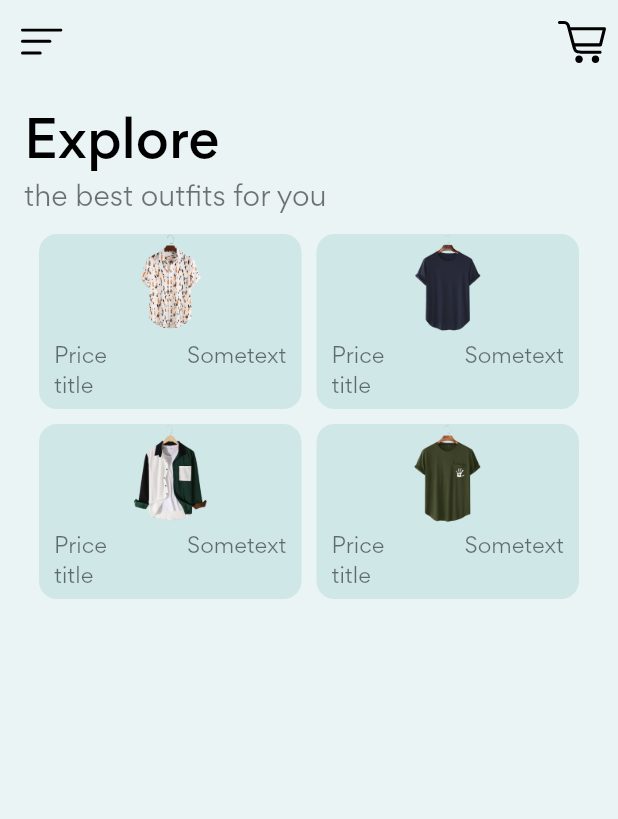
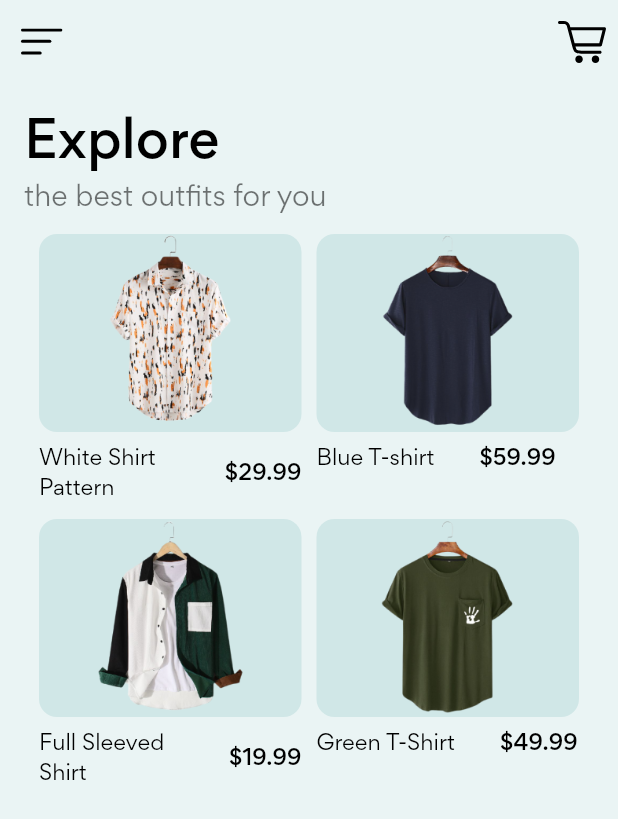
Before and after one commit to amitesh1801/Shop-App, a Flutter app: the screen it shows after launch, on a phone screen of 412 x 824 dp. Shown: the top 819 px of the screen. Run offline on Flutter 3.47's test engine with Material 2 defaults, Android fonts, the phone set to English and light mode, and no system bars; our stand-ins replace flutter_svg.

Commit message:
Home screen changes

```diff
--- a/lib/adbfah.txt
+++ b/lib/adbfah.txt
@@ -76,14 +76,22 @@ GridView.builder(
                       decoration: BoxDecoration(
                           color: secondaryColorlight,
                           borderRadius:
-                              BorderRadius.circular(defaultBorderRadius)),
-                      child: Image.asset(
-                        loadedProducts[i].imageUrl,
-                        height: 132,
-                      ),
+                            BorderRadius.circular(defaultBorderRadius)),
+                          child: Image.asset(
+                            loadedProducts[i].imageUrl,
+                            height: 132,
+                          ),
                     ),
-                    // padding if needed
-                    Text("your text"),
+                    const SizedBox(height: defaultPadding/2,),
+                    Row(
+                      children: [
+                        Expanded(
+                          child: Text(loadedProducts[i].title,
+                          style: TextStyle(color: Colors.black),)
+                          ),
+                        Text('\$'+ loadedProducts[i].price.toString()),
+                      ],
+                    ),
                   ],
                 ),
                 gridDelegate: SliverGridDelegateWithFixedCrossAxisCount(
@@ -93,3 +101,57 @@ GridView.builder(
                   mainAxisSpacing: 10,
                 ),
               )
+              .
+
+
+
+
+
+
+              new
+
+
+
+
+              Column(
+                  children: [
+                    Container(
+                        alignment: Alignment.center,
+                        decoration: BoxDecoration(
+                            color: primaryColor,
+                            borderRadius:
+                                BorderRadius.circular(defaultBorderRadius)),
+                        child: Column(
+                          children: [
+
+                            Container(
+                              alignment: Alignment.center,
+                              decoration: BoxDecoration(
+                                  color: secondaryColorlight,
+                                  borderRadius: BorderRadius.circular(
+                                      defaultBorderRadius)),
+                              child: Image.asset(
+                                loadedProducts[i].imageUrl,
+                                height: 132,
+                              ),
+                            ),
+
+                            const SizedBox(
+                              height: defaultPadding / 2,
+                            ),
+
+                            Row(
+                              children: [
+                                Expanded(
+                                    child: Text(
+                                  loadedProducts[i].title,
+                                  style: TextStyle(color: Colors.black),
+                                )),
+                                Text('\$' + loadedProducts[i].price.toString()),
+                              ],
+                            ),
+
+                          ],
+                        )),
+                  ],
+                )
--- a/lib/home_screen.dart
+++ b/lib/home_screen.dart
@@ -1,35 +1,36 @@
 import 'package:flutter/material.dart';
 import 'package:flutter_svg/flutter_svg.dart';
+
 import 'package:shop_app/Products.dart';
-
+import './item_tile.dart';
 import 'package:shop_app/constants.dart';
 
 class HomeScreen extends StatelessWidget {
   final List<Products> loadedProducts = [
     Products(
       id: 'p1',
-      title: 'Red Shirt',
+      title: 'White Shirt Pattern',
       description: 'A red shirt - it is pretty red!',
       price: 29.99,
       imageUrl: 'assets/images/product_0.png',
     ),
     Products(
       id: 'p2',
-      title: 'Trousers',
+      title: 'Blue T-shirt',
       description: 'A nice pair of trousers.',
       price: 59.99,
       imageUrl: 'assets/images/product_1.png',
     ),
     Products(
       id: 'p3',
-      title: 'Yellow Scarf',
+      title: 'Full Sleeved Shirt',
       description: 'Warm and cozy - exactly what you need for the winter.',
       price: 19.99,
       imageUrl: 'assets/images/product_2.png',
     ),
     Products(
       id: 'p4',
-      title: 'A Pan',
+      title: 'Green T-Shirt',
       description: 'Prepare any meal you want.',
       price: 49.99,
       imageUrl: 'assets/images/product_3.png',
@@ -69,68 +70,17 @@ class HomeScreen extends StatelessWidget {
               style: TextStyle(fontSize: 18),
             ),
             Flexible(
-              child:
-              GridView.builder(
+              child: GridView.builder(
                 padding: const EdgeInsets.all(10.0),
                 itemCount: loadedProducts.length,
-                itemBuilder: (ctx, i) => Container(
-                  alignment: Alignment.center,
-                  decoration: BoxDecoration(
-                    color: secondaryColorlight,
-                    borderRadius: BorderRadius.circular(defaultBorderRadius)),
-                  child:
-                    Column(
-                      crossAxisAlignment: CrossAxisAlignment.stretch,
-                        children: [
-                          Flexible(
-                            flex: 1,
-                            fit: FlexFit.tight,
-                            child: Container(
-                              height: 190.0,
-                              child: ClipRRect(
-                                borderRadius: BorderRadius.circular(10.0),
-                                child:Image.asset(loadedProducts[i].imageUrl),
-                                          ),
-                                      ),
-                          ),
-                          SizedBox(height: 5.0),
-                          Padding(
-                            padding: const EdgeInsets.only(left: 10.0, bottom: 5.0, right: 10.0),
-                            child: Column(
-                              crossAxisAlignment: CrossAxisAlignment.start,
-                              children: [
-                                Row(
-                                mainAxisAlignment: MainAxisAlignment.spaceBetween,
-                                children: [
-                                  Flexible(
-                                    child: Text('Price',
-                                      maxLines: 1,
-                                      overflow: TextOverflow.ellipsis,
-                                      ),
-                                  ),
-                                  Text('Sometext',
-                                    maxLines: 1,
-                                    overflow: TextOverflow.ellipsis,
-                                  ),
-                                ],
-                                ),
-                                Text('title',
-                                  maxLines: 1,
-                                  overflow: TextOverflow.ellipsis,
-                                ),
-                              ],
-                            ),
-                          ),
-                        ],
-                    ),
+                itemBuilder: (ctx, i) => itemTile(price: loadedProducts[i].price, image: loadedProducts[i].imageUrl, title: loadedProducts[i].title),
+                gridDelegate: SliverGridDelegateWithFixedCrossAxisCount(
+                  crossAxisCount: 2,
+                  mainAxisExtent: 180,
+                  crossAxisSpacing: 10,
+                  mainAxisSpacing: 10,
                 ),
-            gridDelegate: SliverGridDelegateWithFixedCrossAxisCount(
-              crossAxisCount: 2,
-              childAspectRatio: 3 / 2,
-              crossAxisSpacing: 10,
-              mainAxisSpacing: 10,
-            ),
-          ),
+              ),
             )
           ])),
     );
--- /dev/null
+++ b/lib/item_tile.dart
@@ -0,0 +1,64 @@
+import 'package:flutter/material.dart';
+
+import './constants.dart';
+
+class itemTile  extends StatelessWidget {
+
+  final String image;
+  final String title;
+  final double price;
+
+  const itemTile({required this.price, required this.image, required this.title});
+
+  @override
+  Widget build(BuildContext context) {
+    return GestureDetector(
+      onTap: () => {},
+      child: Column(
+                      children: [
+                        Container(
+                            alignment: Alignment.center,
+                            decoration: BoxDecoration(
+                                color: bgColor,
+                                borderRadius:
+                                    BorderRadius.circular(defaultBorderRadius)),
+                            child: Column(
+                              children: [
+
+                                Container(
+                                  alignment: Alignment.center,
+                                  decoration: BoxDecoration(
+                                      color: secondaryColorlight,
+                                      borderRadius: BorderRadius.circular(
+                                          defaultBorderRadius)),
+                                  child: Image.asset(
+                                    image,
+                                    height: 132,
+                                  ),
+                                ),
+
+                                const SizedBox(
+                                  height: defaultPadding / 2,
+                                ),
+
+                                Row(
+                                  children: [
+                                    Flexible(
+                                        child: Text(
+                                      title,
+                                      style: TextStyle(color: Colors.black),
+                                    )),
+
+                                const SizedBox(width: 30,),
+                                    Text('\$' + price.toString(),
+                                    style: Theme.of(context).textTheme.subtitle2,),
+                                  ],
+                                ),
+
+                              ],
+                            )),
+                      ],
+                    ),
+    );
+  }
+}
```
